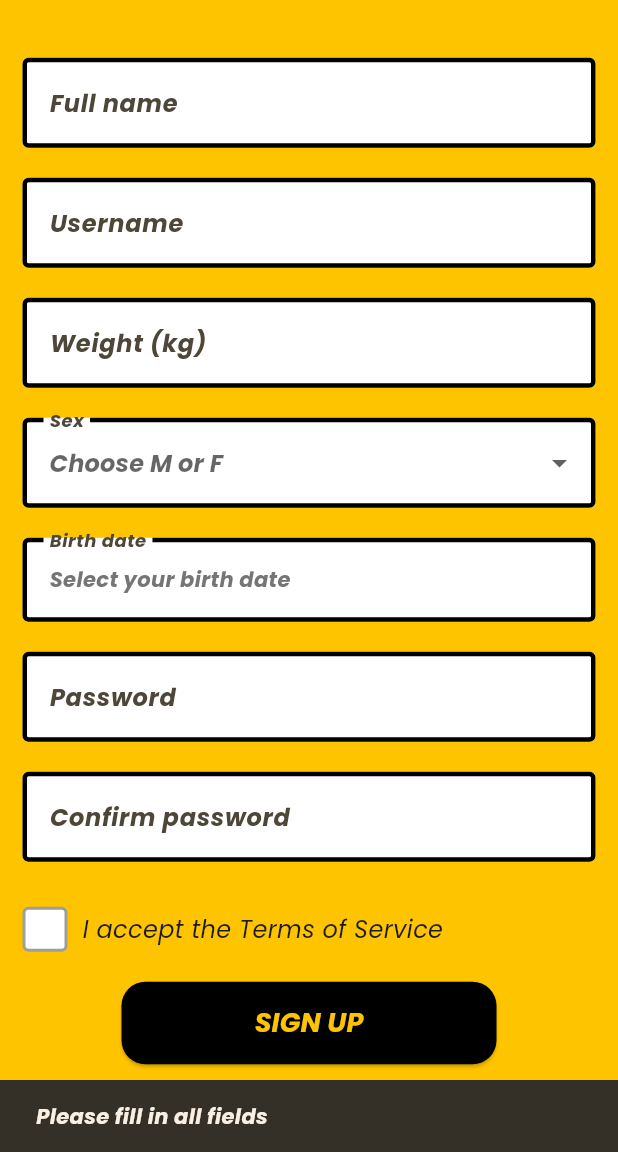
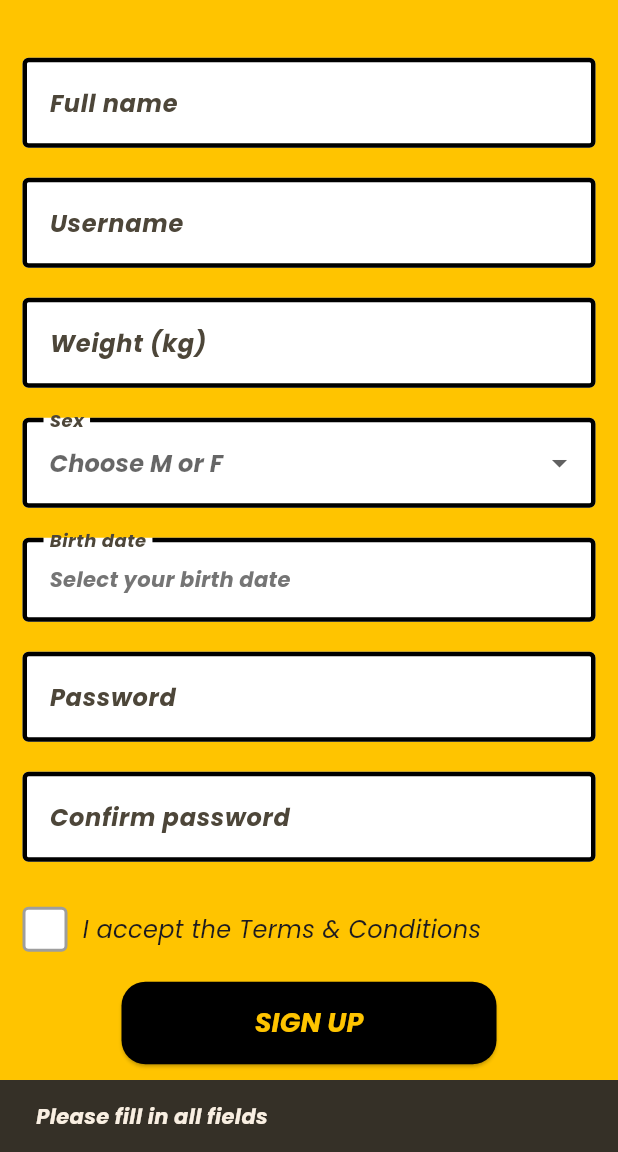
Before and after one commit to Mario020503/applicazione_progetto, a Flutter app: the RegisterScreen screen opened directly, after a tap on "SIGN UP", on a phone screen of 412 x 824 dp, the part 84-1236 px from its top. Run offline on Flutter 3.47's test engine with Material 3 defaults, Android fonts, the phone set to English and light mode, and no system bars; our stand-ins replace fl_chart, geolocator, google_fonts, shared_preferences; accounts and stored records are empty.

Commit message:
Revise Terms of Service and update dialog title
Updated the Terms of Service dialog to include detailed conditions and changed the title to 'Terms & Conditions'.

```diff
--- a/lib/screens/registerf_page.dart
+++ b/lib/screens/registerf_page.dart
@@ -29,16 +29,17 @@ class _RegisterScreenState extends State<RegisterScreen> {
       context: context,
       builder: (BuildContext context) {
         return AlertDialog(
-          title: Text('Terms of Service'),
+          title: Text('Terms & Conditions'),
           content: SingleChildScrollView(
             child: Text(
               'By accepting these terms, you agree to:\n\n'
-              '1. Provide accurate personal information\n'
-              '2. Use this app without replacing medical advice\n'
-              '3. Not share your data with third parties\n'
-              '4. Keep your password secure\n'
-              '5. Open the app BEFORE you start drinking for accurate BAC tracking\n'
-              '6. Allow location access to be used in case of emergency\n\n'
+              '1. Provide accurate personal information, including your age, weight, and profile details.\n'
+              '2. Understand that Buzzed Buddy is for awareness and educational purposes only. It is not a medical device, not a certified breathalyzer, and the BAC estimate is approximate.\n'
+              '3. Not rely on this app to decide whether it is safe to drive, operate machinery, or take any other risky action. The only safe level for driving is zero alcohol.\n'
+              '4. Understand that the help feature does not replace emergency services. In a real emergency, call your local emergency number immediately.\n'
+              '5. Take responsibility for your own alcohol consumption and comply with local laws, age restrictions, and safety guidance. The app does not encourage excessive drinking or underage drinking.\n'
+              '6. Understand that your data is handled only for the purpose of providing the app experience, and it remains on the device unless otherwise stated.\n'
+              '7. Understand that the app authors are not responsible for decisions made based on the app, and location access is only used to support emergency assistance if you enable it.\n\n'
             ),
           ),
           actions: [
@@ -125,7 +126,7 @@ class _RegisterScreenState extends State<RegisterScreen> {
                       child: GestureDetector(
                         onTap: () => _showTerms(context),
                         child: Text(
-                          'I accept the Terms of Service',
+                          'I accept the Terms & Conditions',
                           style: TextStyle(fontSize: 16, fontWeight: FontWeight.w500),
                         ),
                       ),
@@ -170,7 +171,7 @@ class _RegisterScreenState extends State<RegisterScreen> {
                   if (!termsAccepted) {
                     ScaffoldMessenger.of(context)
                       ..removeCurrentSnackBar()
-                      ..showSnackBar(SnackBar(content: Text('You must accept the Terms of Service')));
+                      ..showSnackBar(SnackBar(content: Text('You must accept the Terms & Conditions')));
                     return;
                   }
                   if (_birthDate == null) {
@@ -182,15 +183,42 @@ class _RegisterScreenState extends State<RegisterScreen> {
 
                   // Catturiamo Navigator e Messenger prima degli await:
                   // usarli dopo, tramite il context, è fragile
+                  final username = usernameController.text.trim();
+                  if (username.isEmpty) {
+                    ScaffoldMessenger.of(context)
+                      ..removeCurrentSnackBar()
+                      ..showSnackBar(const SnackBar(content: Text('Please enter a username')));
+                    return;
+                  }
+
+                  // Peso: conversione sicura (accetta la virgola) e controllo di
+                  // plausibilita', cosi' non crasha e non arriva uno 0 al calcolo BAC.
+                  final weight = double.tryParse(weightController.text.replaceAll(',', '.'));
+                  if (weight == null || weight < 20 || weight > 400) {
+                    ScaffoldMessenger.of(context)
+                      ..removeCurrentSnackBar()
+                      ..showSnackBar(const SnackBar(content: Text('Enter a valid weight in kg')));
+                    return;
+                  }
+
                   final navigator = Navigator.of(context);
                   final messenger = ScaffoldMessenger.of(context);
                   final userProvider = Provider.of<UserProvider>(context, listen: false);
+
+                  // Non sovrascrivere un account gia' esistente con lo stesso username.
+                  if (userProvider.usernameExists(username)) {
+                    messenger
+                      ..removeCurrentSnackBar()
+                      ..showSnackBar(const SnackBar(content: Text('This username is already taken')));
+                    return;
+                  }
+
                   await userProvider.saveUser(
-                    username: usernameController.text,
+                    username: username,
                     password: passwordController.text,
                     name: nameController.text,
                     gender: sesso,
-                    weight: double.parse(weightController.text),
+                    weight: weight,
                     birthDate: _birthDate!.toIso8601String(),
                   );
 
```
